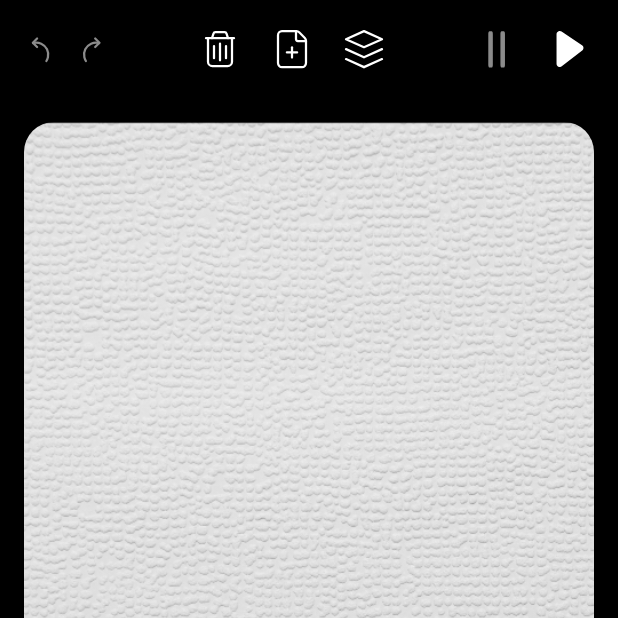
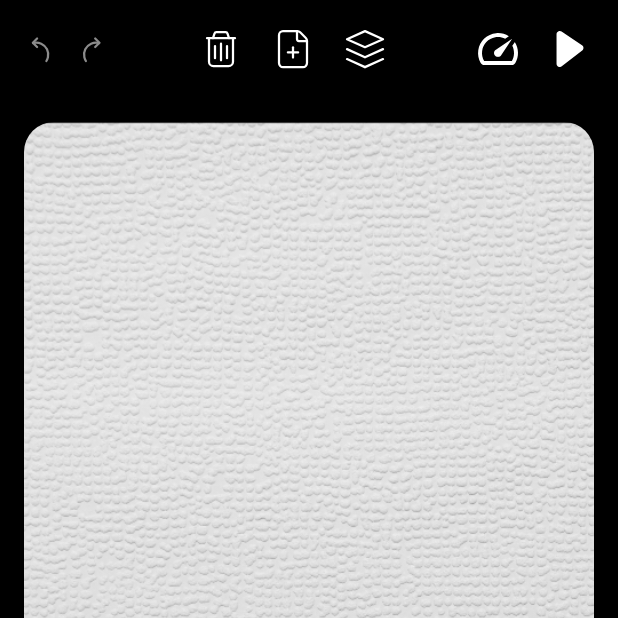
Before and after one commit to Gr0mY/YandexCup2024, an Android app built with Jetpack Compose: the screen it shows after launch (MainActivity), after a tap on "Создать кадр", on a phone screen of 412 x 824 dp, the top half of it. Run offline under Robolectric (Android 15) with nearby library versions, the phone set to English and light mode, and no system bars.

Commit message:
добавлен выбор скорости

```diff
--- a/app/src/main/kotlin/ru/iblinov/yc2024/main/mvi/Main.kt
+++ b/app/src/main/kotlin/ru/iblinov/yc2024/main/mvi/Main.kt
@@ -7,7 +7,7 @@ data class MainState(
     val drawingToolbarButtons: DrawingToolbarButtons = DrawingToolbarButtons(),
     val updateCanvasSignal: Long = Long.MIN_VALUE,
     val palette: Palette = Palette(),
-    val playingFps: Int = INITIAL_FPS,
+    val speed: Speed = Speed(),
     val areNonPlayingButtonsActive: Boolean = true,
 ) {
     data class DrawingToolbarButtons(
@@ -25,28 +25,39 @@ data class MainState(
         val areAdditionalColorsVisible: Boolean = false,
     )
 
+    data class Speed(
+        val isChooseSpeedVisible: Boolean = false,
+        val steps: List<Int> = availableFpsList,
+        val selectedStepIndex: Int = steps.lastIndex - 1,
+    ) {
+        val playingFps: Int = steps[selectedStepIndex]
+    }
+
     companion object {
-        private const val INITIAL_FPS = 30
+        private val availableFpsList = listOf(1, 2, 4, 8, 10, 20, 30, 60)
     }
 }
 
 sealed interface MainAction {
 
-    data object CancelButtonClicked : MainAction
+    data object OnDragEnd : MainAction
 
-    data object RedoButtonClicked : MainAction
+    sealed interface DrawingToolbar : MainAction {
 
-    data object BinButtonClicked : MainAction
+        data object CancelButtonClicked : DrawingToolbar
 
-    data object FilePlusButtonClicked : MainAction
+        data object RedoButtonClicked : DrawingToolbar
 
-    data object LayersButtonClicked : MainAction
+        data object BinButtonClicked : DrawingToolbar
 
-    data object PauseButtonClicked : MainAction
+        data object FilePlusButtonClicked : DrawingToolbar
 
-    data object PlayButtonClicked : MainAction
+        data object LayersButtonClicked : DrawingToolbar
 
-    data object OnDragEnd : MainAction
+        data object SpeedClicked : DrawingToolbar
+
+        data object PlayPauseButtonClicked : DrawingToolbar
+    }
 
     sealed interface Palette : MainAction {
 
@@ -60,4 +71,13 @@ sealed interface MainAction {
             val color: Color
         ) : Palette
     }
+
+    sealed interface ChooseSpeed : MainAction {
+
+        data object Dismissed : ChooseSpeed
+
+        data class StepIndexChosen(
+            val index: Int,
+        ) : ChooseSpeed
+    }
 }
--- a/app/src/main/kotlin/ru/iblinov/yc2024/main/ui/DrawingToolbar.kt
+++ b/app/src/main/kotlin/ru/iblinov/yc2024/main/ui/DrawingToolbar.kt
@@ -36,16 +36,20 @@ fun DrawingToolbar(
         )
 
         SpacerWeight1()
-        DrawingToolbarCenterButtons(areNonPlayingButtonsActive, onAction)
+        DrawingToolbarCenterButtons(
+            areNonPlayingButtonsActive = areNonPlayingButtonsActive,
+            onAction = onAction
+        )
         SpacerWeight1()
 
-        PauseButton(
-            isPauseButtonActive = buttons.isPauseButtonActive,
+        SpeedButton(
+            isActive = areNonPlayingButtonsActive,
             onAction = onAction
         )
         SpacerWidth16()
-        PlayButton(
+        PlayPauseButton(
             isPlayButtonActive = buttons.isPlayButtonActive,
+            isPauseButtonActive = buttons.isPauseButtonActive,
             onAction = onAction
         )
     }
@@ -61,7 +65,7 @@ private fun CancelButton(
         drawableRes = R.drawable.property_1_right_active,
         // todo to res
         contentDescription = "Отменить",
-        onClick = { onAction(MainAction.CancelButtonClicked) },
+        onClick = { onAction(MainAction.DrawingToolbar.CancelButtonClicked) },
     )
 }
 
@@ -75,7 +79,7 @@ private fun RedoButton(
         drawableRes = R.drawable.property_1_left_active,
         // todo to res
         contentDescription = "Повторить",
-        onClick = { onAction(MainAction.RedoButtonClicked) },
+        onClick = { onAction(MainAction.DrawingToolbar.RedoButtonClicked) },
     )
 }
 
@@ -89,7 +93,7 @@ private fun DrawingToolbarCenterButtons(
         drawableRes = R.drawable.bin,
         // todo to res
         contentDescription = "Удалить кадр",
-        onClick = { onAction(MainAction.BinButtonClicked) },
+        onClick = { onAction(MainAction.DrawingToolbar.BinButtonClicked) },
     )
 
     SpacerWidth16()
@@ -99,7 +103,7 @@ private fun DrawingToolbarCenterButtons(
         drawableRes = R.drawable.file_plus,
         // todo to res
         contentDescription = "Создать кадр",
-        onClick = { onAction(MainAction.FilePlusButtonClicked) },
+        onClick = { onAction(MainAction.DrawingToolbar.FilePlusButtonClicked) },
     )
 
     SpacerWidth16()
@@ -109,34 +113,38 @@ private fun DrawingToolbarCenterButtons(
         drawableRes = R.drawable.layers,
         // todo to res
         contentDescription = "Слои",
-        onClick = { onAction(MainAction.LayersButtonClicked) },
+        onClick = { onAction(MainAction.DrawingToolbar.LayersButtonClicked) },
     )
 }
 
 @Composable
-private fun PauseButton(
+private fun SpeedButton(
+    isActive: Boolean,
+    onAction: (MainAction) -> Unit,
+) {
+    AppIconButton(
+        isActive = isActive,
+        drawableRes = R.drawable.baseline_speed_32,
+        // todo to res
+        contentDescription = "Скорость воспроизведения",
+        onClick = { onAction(MainAction.DrawingToolbar.SpeedClicked) },
+    )
+}
+
+@Composable
+private fun PlayPauseButton(
+    isPlayButtonActive: Boolean,
     isPauseButtonActive: Boolean,
     onAction: (MainAction) -> Unit,
 ) {
     AppIconButton(
-        isActive = isPauseButtonActive,
-        drawableRes = R.drawable.property_1_active_1,
+        isActive = isPlayButtonActive || isPauseButtonActive,
+        drawableRes = when {
+            isPauseButtonActive -> R.drawable.property_1_active_1
+            else -> R.drawable.property_1_active
+        },
         // todo to res
-        contentDescription = "Остановить",
-        onClick = { onAction(MainAction.PauseButtonClicked) },
+        contentDescription = "Запустить",
+        onClick = { onAction(MainAction.DrawingToolbar.PlayPauseButtonClicked) },
     )
 }
-
-@Composable
-private fun PlayButton(
-    isPlayButtonActive: Boolean,
-    onAction: (MainAction) -> Unit,
-) {
-    AppIconButton(
-        isActive = isPlayButtonActive,
-        drawableRes = R.drawable.property_1_active,
-        // todo to res
-        contentDescription = "Запустить",
-        onClick = { onAction(MainAction.PlayButtonClicked) },
-    )
-}
--- a/app/src/main/kotlin/ru/iblinov/yc2024/main/ui/Spacers.kt
+++ b/app/src/main/kotlin/ru/iblinov/yc2024/main/ui/Spacers.kt
@@ -24,6 +24,11 @@ fun SpacerHeight8() {
 }
 
 @Composable
+fun SpacerHeight16() {
+    Spacer(Modifier.height(16.dp))
+}
+
+@Composable
 fun RowScope.SpacerWeight1() {
     Spacer(Modifier.weight(1f))
 }
--- a/app/src/main/kotlin/ru/iblinov/yc2024/main/viewmodel/MainViewModel.kt
+++ b/app/src/main/kotlin/ru/iblinov/yc2024/main/viewmodel/MainViewModel.kt
@@ -18,11 +18,14 @@ import ru.iblinov.yc2024.main.viewmodel.MainReducer.activePlaying
 import ru.iblinov.yc2024.main.viewmodel.MainReducer.additionalColorsClicked
 import ru.iblinov.yc2024.main.viewmodel.MainReducer.cancelButtonClicked
 import ru.iblinov.yc2024.main.viewmodel.MainReducer.chooseColorClicked
+import ru.iblinov.yc2024.main.viewmodel.MainReducer.chooseSpeedHidden
+import ru.iblinov.yc2024.main.viewmodel.MainReducer.chooseSpeedShown
 import ru.iblinov.yc2024.main.viewmodel.MainReducer.clearCancelRedoButtons
 import ru.iblinov.yc2024.main.viewmodel.MainReducer.closePalette
 import ru.iblinov.yc2024.main.viewmodel.MainReducer.colorChosen
 import ru.iblinov.yc2024.main.viewmodel.MainReducer.onDragEnd
 import ru.iblinov.yc2024.main.viewmodel.MainReducer.redoButtonClicked
+import ru.iblinov.yc2024.main.viewmodel.MainReducer.speedIndex
 import ru.iblinov.yc2024.main.viewmodel.MainReducer.stoppedPlaying
 import ru.iblinov.yc2024.main.viewmodel.MainReducer.updateCancelRedoButtons
 import ru.iblinov.yc2024.main.viewmodel.MainReducer.updatePlayButton
@@ -48,15 +51,20 @@ class MainViewModel : ViewModel() {
     private var playingJob: Job? = null
 
     fun onAction(action: MainAction) = when (action) {
-        MainAction.CancelButtonClicked -> cancelButtonClicked()
-        MainAction.RedoButtonClicked -> redoButtonClicked()
-        MainAction.BinButtonClicked -> binButtonClicked()
-        MainAction.FilePlusButtonClicked -> filePlusButtonClicked()
-        MainAction.LayersButtonClicked -> {}
-        MainAction.PauseButtonClicked -> stopPlaying()
-        MainAction.PlayButtonClicked -> startPlaying()
+        is MainAction.DrawingToolbar -> onAction(action)
         MainAction.OnDragEnd -> onDragEnd()
         is MainAction.Palette -> onAction(action)
+        is MainAction.ChooseSpeed -> onAction(action)
+    }
+
+    private fun onAction(action: MainAction.DrawingToolbar) = when (action) {
+        MainAction.DrawingToolbar.CancelButtonClicked -> cancelButtonClicked()
+        MainAction.DrawingToolbar.RedoButtonClicked -> redoButtonClicked()
+        MainAction.DrawingToolbar.BinButtonClicked -> binButtonClicked()
+        MainAction.DrawingToolbar.FilePlusButtonClicked -> filePlusButtonClicked()
+        MainAction.DrawingToolbar.LayersButtonClicked -> {}
+        MainAction.DrawingToolbar.PlayPauseButtonClicked -> startOrStopPlaying()
+        MainAction.DrawingToolbar.SpeedClicked -> updateState { chooseSpeedShown() }
     }
 
     private fun onAction(action: MainAction.Palette) = when (action) {
@@ -64,6 +72,11 @@ class MainViewModel : ViewModel() {
         MainAction.Palette.AdditionalColorsClicked -> updateState { additionalColorsClicked() }
         is MainAction.Palette.ColorChosen -> updateState { closePalette().colorChosen(action.color) }
         MainAction.Palette.OutlineClicked -> updateState { closePalette() }
+    }
+
+    private fun onAction(action: MainAction.ChooseSpeed) = when (action) {
+        is MainAction.ChooseSpeed.StepIndexChosen -> updateState { speedIndex(action.index) }
+        MainAction.ChooseSpeed.Dismissed -> updateState { chooseSpeedHidden() }
     }
 
     private fun cancelButtonClicked() {
@@ -126,12 +139,20 @@ class MainViewModel : ViewModel() {
         }
     }
 
-    private fun startPlaying() {
+    private fun startOrStopPlaying() {
+        val job = playingJob
+        if (job != null) {
+            job.cancel()
+            playingJob = null
+            updateState { stoppedPlaying() }
+            return
+        }
+
         playingJob = viewModelScope.launch {
             val savedPage = currentPage
             updateState { activePlaying() }
             try {
-                val timeForOneFrame = millisInSecond / state.value.playingFps
+                val timeForOneFrame = millisInSecond / state.value.speed.playingFps
                 while (true) {
                     delay(timeForOneFrame)
 
@@ -145,11 +166,6 @@ class MainViewModel : ViewModel() {
                 updateState { updateSignal() }
             }
         }
-    }
-
-    private fun stopPlaying() {
-        playingJob?.cancel()
-        updateState { stoppedPlaying() }
     }
 
     private fun isPlayButtonActive() = allFramesData.size > 1
--- /dev/null
+++ b/app/src/main/res/drawable/baseline_speed_32.xml
@@ -0,0 +1,12 @@
+<vector xmlns:android="http://schemas.android.com/apk/res/android"
+    android:width="32dp"
+    android:height="32dp"
+    android:tint="#FFFFFF"
+    android:viewportWidth="24"
+    android:viewportHeight="24">
+
+    <path
+        android:fillColor="@android:color/white"
+        android:pathData="M20.38,8.57l-1.23,1.85a8,8 0,0 1,-0.22 7.58L5.07,18A8,8 0,0 1,15.58 6.85l1.85,-1.23A10,10 0,0 0,3.35 19a2,2 0,0 0,1.72 1h13.85a2,2 0,0 0,1.74 -1,10 10,0 0,0 -0.27,-10.44zM10.59,15.41a2,2 0,0 0,2.83 0l5.66,-8.49 -8.49,5.66a2,2 0,0 0,0 2.83z" />
+
+</vector>
```
Also changed, not shown: app/src/main/kotlin/ru/iblinov/yc2024/main/ui/MainScreenContent.kt (+58 -0 lines), app/src/main/kotlin/ru/iblinov/yc2024/main/viewmodel/MainReducer.kt (+18 -0 lines).
